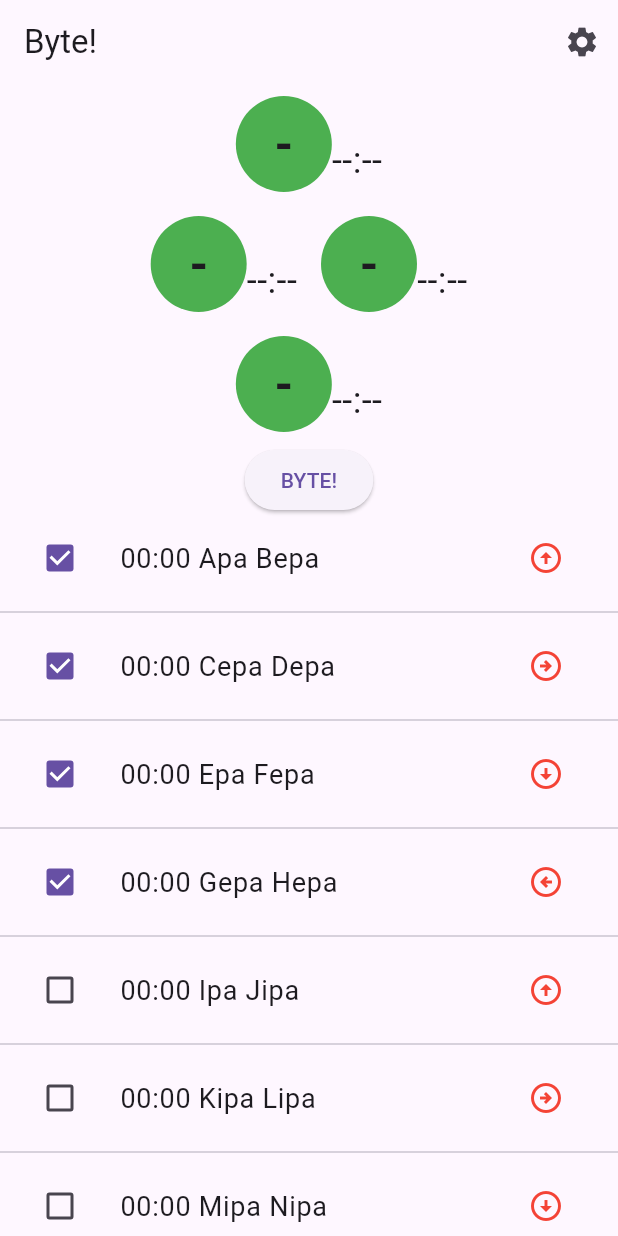
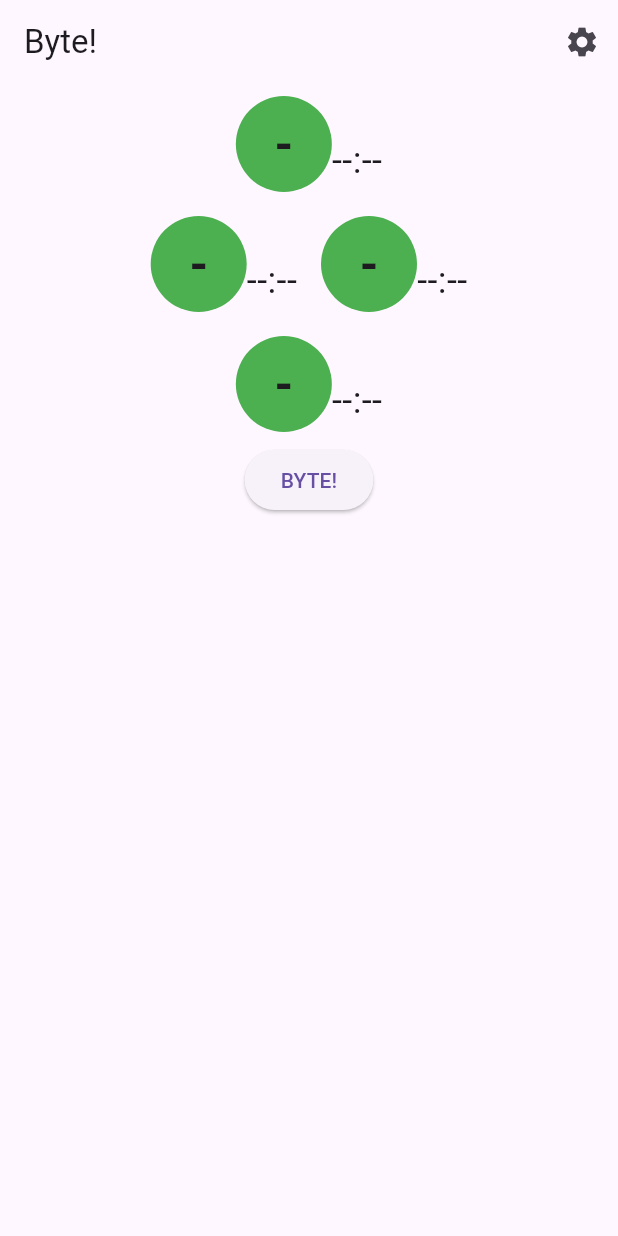
Before and after one commit to zoomix/flutter_byte, a Flutter app: the screen it shows after launch, on a phone screen of 412 x 824 dp. Run offline on Flutter 3.47's test engine with Material 2 defaults, Android fonts, the phone set to English and light mode, and no system bars; our stand-ins replace timer_builder.

Commit message:
Add and drop Persons

```diff
--- a/lib/main.dart
+++ b/lib/main.dart
@@ -28,28 +28,28 @@ class MyHomePage extends StatefulWidget {
 
   final String title;
 
-  final positions = [
-    Position(
-        pos: 'top',
-        person: const Person(id: 1, name: 'Apa Bepa', initials: 'AB')),
-    Position(
-        pos: 'top',
-        person: const Person(id: 2, name: 'Cepa Depa', initials: 'CD')),
-    Position(
-        pos: 'top',
-        person: const Person(id: 3, name: 'Epa Fepa', initials: 'EF')),
-    Position(
-        pos: 'top',
-        person: const Person(id: 4, name: 'Gepa Hepa', initials: 'GH')),
-    Position(
-        pos: 'top',
-        person: const Person(id: 5, name: 'Ipa Jipa', initials: 'IJ')),
-    Position(
-        pos: 'top',
-        person: const Person(id: 6, name: 'Kipa Lipa', initials: 'KL')),
-    Position(
-        pos: 'top',
-        person: const Person(id: 7, name: 'Mipa Nipa', initials: 'MN')),
+  final positions = <Position>[
+    // Position(
+    //     pos: 'top',
+    //     person: const Person(id: 1, name: 'Apa Bepa', initials: 'AB')),
+    // Position(
+    //     pos: 'top',
+    //     person: const Person(id: 2, name: 'Cepa Depa', initials: 'CD')),
+    // Position(
+    //     pos: 'top',
+    //     person: const Person(id: 3, name: 'Epa Fepa', initials: 'EF')),
+    // Position(
+    //     pos: 'top',
+    //     person: const Person(id: 4, name: 'Gepa Hepa', initials: 'GH')),
+    // Position(
+    //     pos: 'top',
+    //     person: const Person(id: 5, name: 'Ipa Jipa', initials: 'IJ')),
+    // Position(
+    //     pos: 'top',
+    //     person: const Person(id: 6, name: 'Kipa Lipa', initials: 'KL')),
+    // Position(
+    //     pos: 'top',
+    //     person: const Person(id: 7, name: 'Mipa Nipa', initials: 'MN')),
   ];
 
   @override
@@ -66,7 +66,12 @@ class _MyHomePageState extends State<MyHomePage> {
     });
   }
 
-  void _onAddPerson(Position position) {}
+  void _onAddPerson(Position position) {
+    setState(() {
+      widget.positions.add(position);
+    });
+  }
+
   void _onRemovePerson(Position position) {
     setState(() {
       widget.positions.remove(position);
```
Also changed, not shown: lib/edit_persons.dart (+85 -2 lines), 1 other file.
